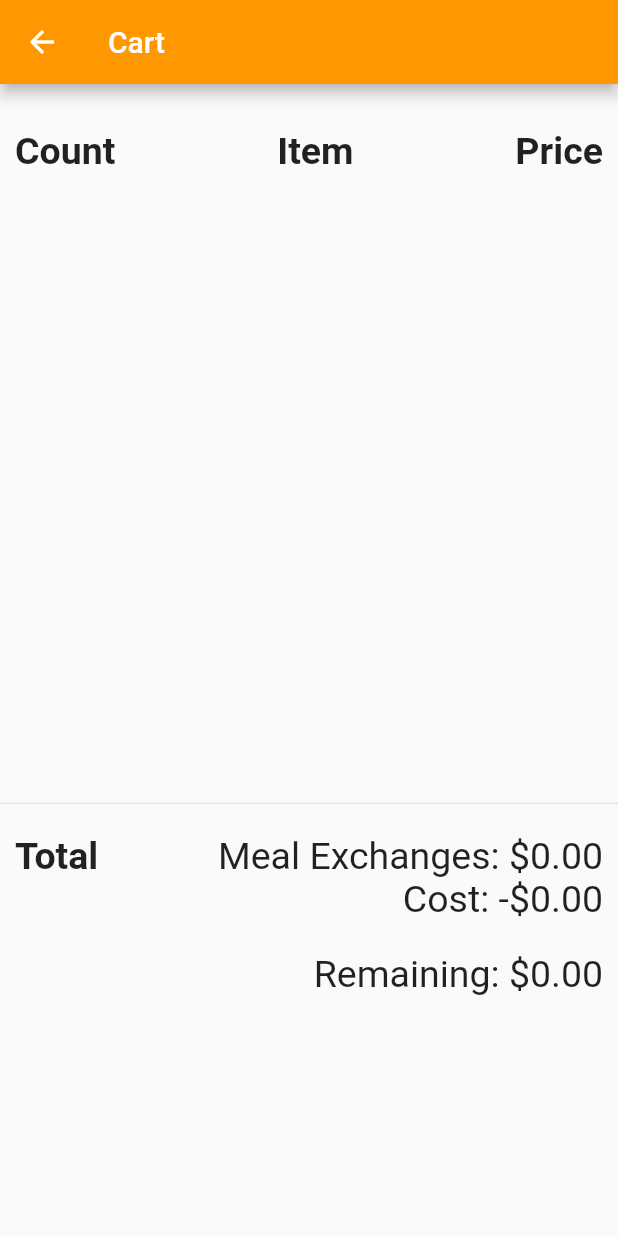
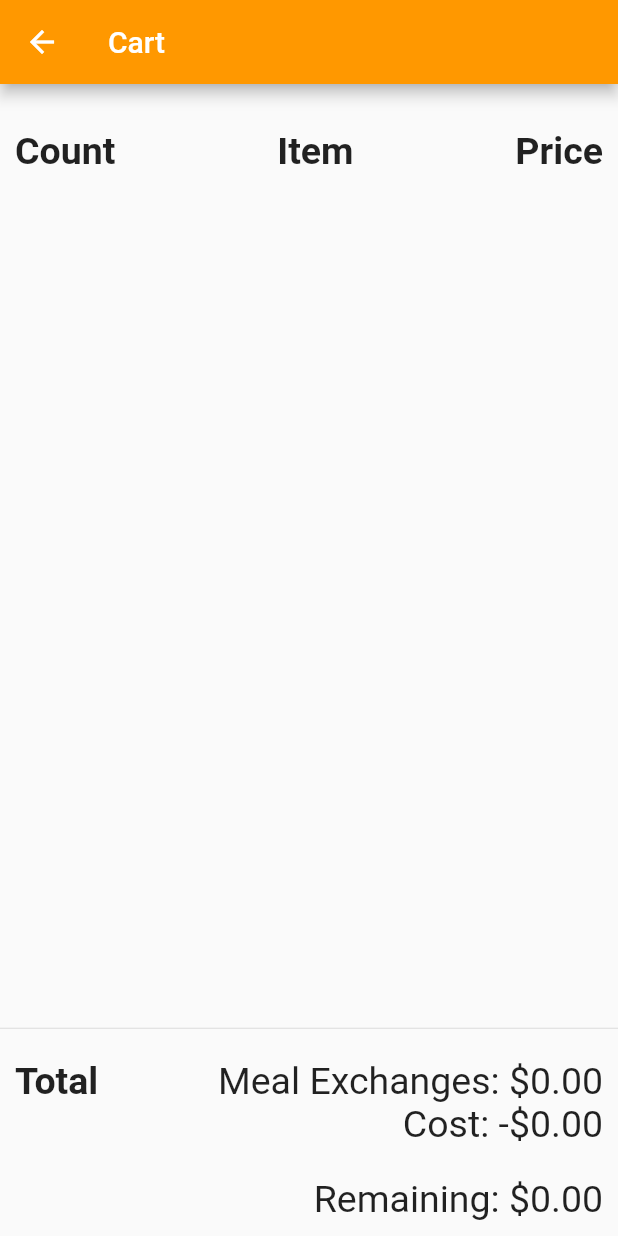
Before and after one commit to DevanTurtle7/clayHack2020, a Flutter app: the CartPage screen opened directly with empty values, on a phone screen of 412 x 824 dp. Run offline on Flutter 3.47's test engine with Material 2 defaults, Android fonts, the phone set to English and light mode, and no system bars.

Commit message:
fixed overflow on cart page

```diff
--- a/clay_hack/lib/main.dart
+++ b/clay_hack/lib/main.dart
@@ -288,8 +288,7 @@ class CartPageState extends State<CartPage> {
                           style: TextStyle(
                               fontSize: 25, fontWeight: FontWeight.bold)),
                     ])),
-            Container(
-              height: 400,
+            Expanded(
               child: ListView.builder(
                   itemCount: items.length,
                   itemBuilder: (context, index) {
```
